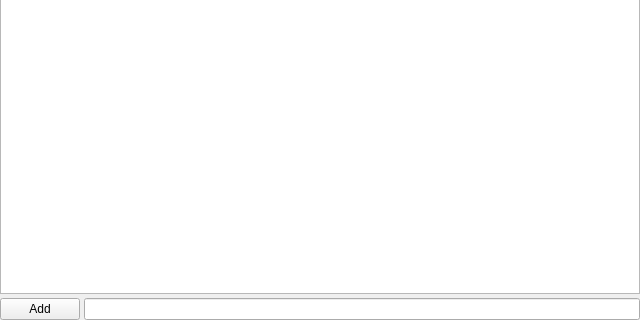
Qt form HourGlass/forms/WProjects.ui (CaSchmidt/HourGlass) before a commit; both pictures show x 0 to 640 and y 160 to 480 of the 640 by 480 pixel window.
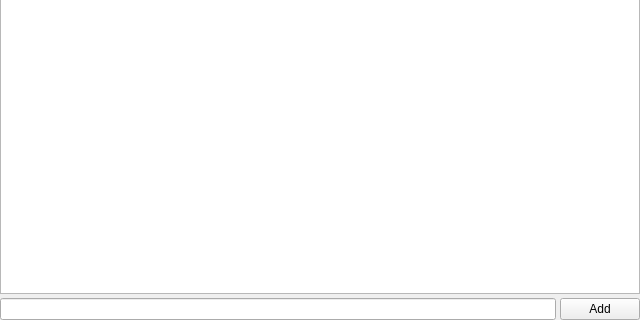
The same form after that commit.

Commit message: Re-arrange UI.

What changed in the file:
```diff
--- a/HourGlass/forms/WProjects.ui
+++ b/HourGlass/forms/WProjects.ui
@@ -56,6 +56,9 @@
      <property name="spacing">
       <number>4</number>
      </property>
+     <item>
+      <widget class="QLineEdit" name="nameEdit"/>
+     </item>
      <item>
       <widget class="QPushButton" name="addButton">
        <property name="text">
@@ -63,9 +66,6 @@
        </property>
       </widget>
      </item>
-     <item>
-      <widget class="QLineEdit" name="nameEdit"/>
-     </item>
     </layout>
    </item>
   </layout>
```
Left out of the diff: 2 changed lines with no effect on the pictures. The commit also changes 1 other file.
